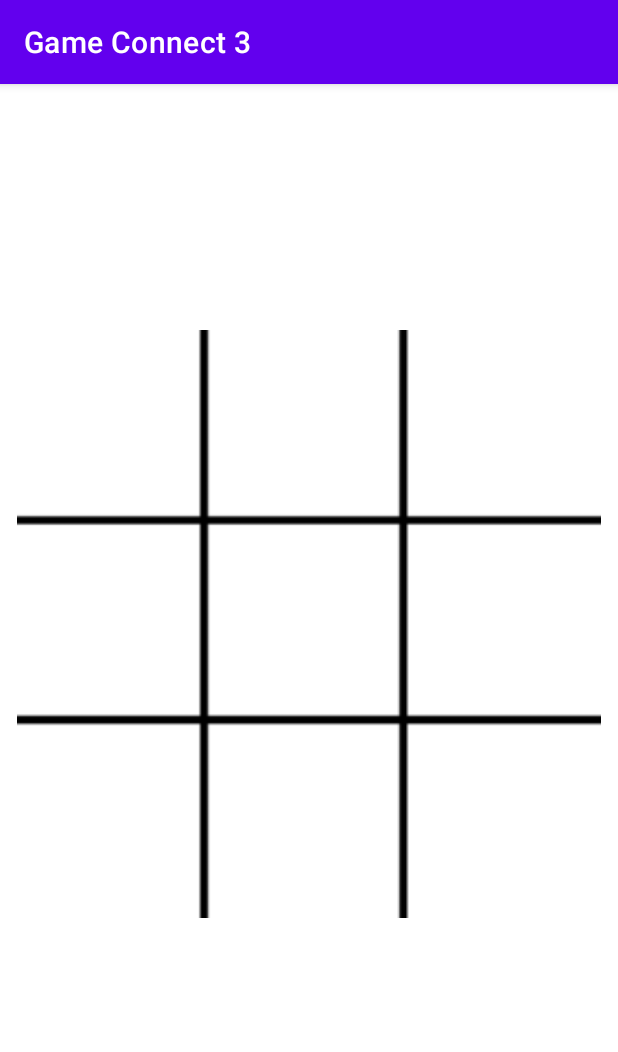
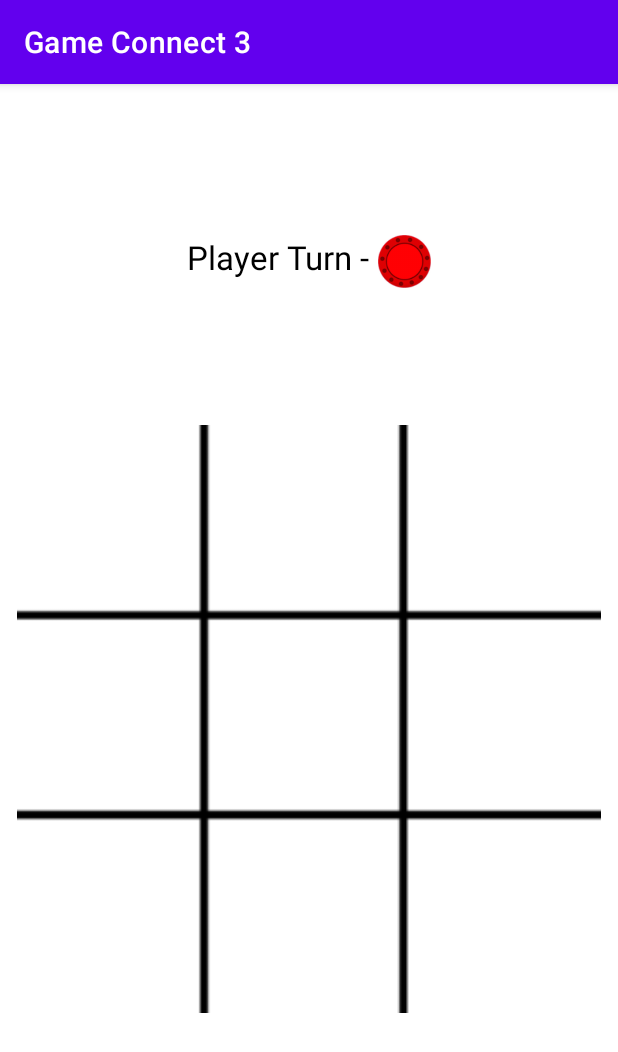
Before and after one commit to DevStar999/game-connect-3, an Android app: the screen it shows after launch (MainActivity), after a tap on "START GAME", on a phone screen of 412 x 824 dp. Shown: the top 1052 px of the screen. Run offline under Robolectric (Android 15) with nearby library versions, the phone set to English and light mode, and no system bars.

Commit message:
Added Player Message Info Section

```diff
--- a/app/src/main/java/com/example/gameconnect3/MainActivity.java
+++ b/app/src/main/java/com/example/gameconnect3/MainActivity.java
@@ -1,13 +1,14 @@
 package com.example.gameconnect3;
 
-import androidx.appcompat.app.AppCompatActivity;
-
-import android.graphics.Color;
 import android.os.Bundle;
 import android.util.Log;
 import android.view.View;
 import android.widget.Button;
 import android.widget.ImageView;
+import android.widget.LinearLayout;
+import android.widget.TextView;
+
+import androidx.appcompat.app.AppCompatActivity;
 
 import java.util.ArrayList;
 
@@ -22,6 +23,8 @@ public class MainActivity extends AppCompatActivity {
 
     // Views
     private Button startGameButton;
+    private LinearLayout centerInfoLinearLayout;
+    private TextView playMessageTextView;
 
     private void initialiseVariables() {
         playerTurn = 0;
@@ -31,13 +34,15 @@ public class MainActivity extends AppCompatActivity {
         postGameDisplays = new PostGameDisplays(this);
 
         cellStates = new ArrayList<>();
-        for(Integer cellPosition=0; cellPosition<9; cellPosition++) {
+        for (Integer cellPosition = 0; cellPosition < 9; cellPosition++) {
             cellStates.add(CellValues.blank);
         }
     }
 
     private void initialiseView() {
         startGameButton = findViewById(R.id.startGameButton);
+        centerInfoLinearLayout = findViewById(R.id.centerInfoLinearLayout);
+        playMessageTextView = findViewById(R.id.playMessageTextView);
     }
 
     public void makeMove(View view) {
@@ -51,10 +56,9 @@ public class MainActivity extends AppCompatActivity {
         }
 
         CellValues currentPlayer;
-        if (playerTurn%2 == CellValues.red.ordinal()) { // Chance for Red to play
+        if (playerTurn % 2 == CellValues.red.ordinal()) { // Chance for Red to play
             currentPlayer = CellValues.red;
-        }
-        else { // Chance for Yellow to play
+        } else { // Chance for Yellow to play
             currentPlayer = CellValues.yellow;
         }
         Integer gamePieceResourceId = getResources().getIdentifier(currentPlayer.toString(),
@@ -68,7 +72,7 @@ public class MainActivity extends AppCompatActivity {
         view.animate().translationYBy(1000).setDuration(200);
         cellStates.set(cellPosition, currentPlayer);
 
-        // Change playerTurn
+        // Increase playerTurn counter
         playerTurn++;
 
         // Check game status
@@ -77,16 +81,28 @@ public class MainActivity extends AppCompatActivity {
             Log.i("Info Game WIN", "Player " + currentPlayer.toString() + " has won game");
             postGameDisplays.displayWin(this, currentPlayer.toString(), referee.getFinalWinningPosition());
             gameOver = true;
-        }
-        else if(referee.checkDraw(playerTurn)) { // Game ended as a draw
+        } else if (referee.checkDraw(playerTurn)) { // Game ended as a draw
             Log.i("Info Game DRAW", "NO WIN, Board full filled");
             postGameDisplays.displayDraw();
             gameOver = true;
         }
 
         if (gameOver) {
-            gameOngoing = false; isResetRequired = true;
-            startGameButton.setEnabled(true); startGameButton.setAlpha(1f);
+            gameOngoing = false;
+            isResetRequired = true;
+            startGameButton.setEnabled(true);
+            startGameButton.setAlpha(1f);
+            centerInfoLinearLayout.setAlpha(0f);
+            playMessageTextView.setAlpha(1f);
+            playMessageTextView.setText("Let's Start Again");
+        } else {
+            // Change playerTurn
+            ImageView turnSymbolImageView = findViewById(R.id.turnSymbolImageView);
+            currentPlayer = CellValues.values()[playerTurn % 2];
+            Integer nextGamePieceResourceId = getResources().getIdentifier(currentPlayer.toString(),
+                    "drawable",
+                    this.getPackageName());
+            turnSymbolImageView.setImageResource(nextGamePieceResourceId);
         }
     }
 
@@ -102,10 +118,10 @@ public class MainActivity extends AppCompatActivity {
 
         referee.clearWinningPositions();
 
-        for (Integer i=0; i<9; i++) {
+        for (Integer i = 0; i < 9; i++) {
             cellStates.set(i, CellValues.blank);
 
-            Integer cellResourceId =  getResources().getIdentifier("cellImageView" + i.toString(),
+            Integer cellResourceId = getResources().getIdentifier("cellImageView" + i.toString(),
                     "id",
                     this.getPackageName());
             ImageView cell = findViewById(cellResourceId);
@@ -131,6 +147,15 @@ public class MainActivity extends AppCompatActivity {
             @Override
             public void onClick(View v) {
                 playerTurn = 1;
+                ImageView turnSymbolImageView = findViewById(R.id.turnSymbolImageView);
+                Integer nextGamePieceResourceId = getResources().getIdentifier(
+                        CellValues.values()[playerTurn % 2].toString(),
+                        "drawable",
+                        MainActivity.this.getPackageName());
+                turnSymbolImageView.setImageResource(nextGamePieceResourceId);
+                centerInfoLinearLayout.setAlpha(1f);
+                playMessageTextView.setAlpha(0f);
+
                 gameOngoing = true;
                 startGameButton.setEnabled(false);
                 startGameButton.setAlpha(0f);
--- a/app/src/main/res/layout/activity_main.xml
+++ b/app/src/main/res/layout/activity_main.xml
@@ -8,16 +8,57 @@
     tools:context=".MainActivity"
     android:padding="10dp">
 
+    <LinearLayout
+        android:id="@+id/centerInfoLinearLayout"
+        android:layout_width="wrap_content"
+        android:layout_height="wrap_content"
+        android:orientation="horizontal"
+        android:layout_centerHorizontal="true"
+        android:alpha="0"
+        app:layout_constraintTop_toTopOf="parent"
+        app:layout_constraintBottom_toTopOf="@id/boardImageView"
+        app:layout_constraintEnd_toEndOf="parent"
+        app:layout_constraintStart_toStartOf="parent"
+        app:layout_constraintVertical_weight="1">
+        <TextView
+            android:layout_width="wrap_content"
+            android:layout_height="35dp"
+            android:text="Player Turn - "
+            android:textSize="22sp"
+            android:textColor="#000000"
+            android:textAlignment="center"/>
+
+        <ImageView
+            android:id="@+id/turnSymbolImageView"
+            android:layout_width="35dp"
+            android:layout_height="35dp"/>
+    </LinearLayout>
+
+    <TextView
+        android:id="@+id/playMessageTextView"
+        android:layout_width="match_parent"
+        android:layout_height="35dp"
+        android:text="Let's Play"
+        android:textSize="22sp"
+        android:textColor="#000000"
+        android:textAlignment="center"
+        app:layout_constraintTop_toTopOf="parent"
+        app:layout_constraintBottom_toTopOf="@id/boardImageView"
+        app:layout_constraintEnd_toEndOf="parent"
+        app:layout_constraintStart_toStartOf="parent"
+        app:layout_constraintVertical_weight="1"/>
+
     <ImageView
         android:id="@+id/boardImageView"
         android:src="@drawable/board"
         android:layout_width="match_parent"
         android:layout_height="0dp"
         app:layout_constraintDimensionRatio="1:1"
-        app:layout_constraintTop_toTopOf="parent"
+        app:layout_constraintTop_toBottomOf="@id/centerInfoLinearLayout"
         app:layout_constraintBottom_toTopOf="@id/startGameButton"
         app:layout_constraintEnd_toEndOf="parent"
-        app:layout_constraintStart_toStartOf="parent" />
+        app:layout_constraintStart_toStartOf="parent"
+        app:layout_constraintVertical_weight="1"/>
 
     <GridLayout
         android:id="@+id/cellsGridLayout"
@@ -26,10 +67,11 @@
         android:rowCount="3"
         android:columnCount="3"
         app:layout_constraintDimensionRatio="1:1"
-        app:layout_constraintTop_toTopOf="parent"
+        app:layout_constraintTop_toBottomOf="@id/centerInfoLinearLayout"
         app:layout_constraintBottom_toTopOf="@id/startGameButton"
         app:layout_constraintEnd_toEndOf="parent"
         app:layout_constraintStart_toStartOf="parent"
+        app:layout_constraintVertical_weight="1"
         android:paddingRight="4dp">
         <ImageView
             android:id="@+id/cellImageView0"
```
